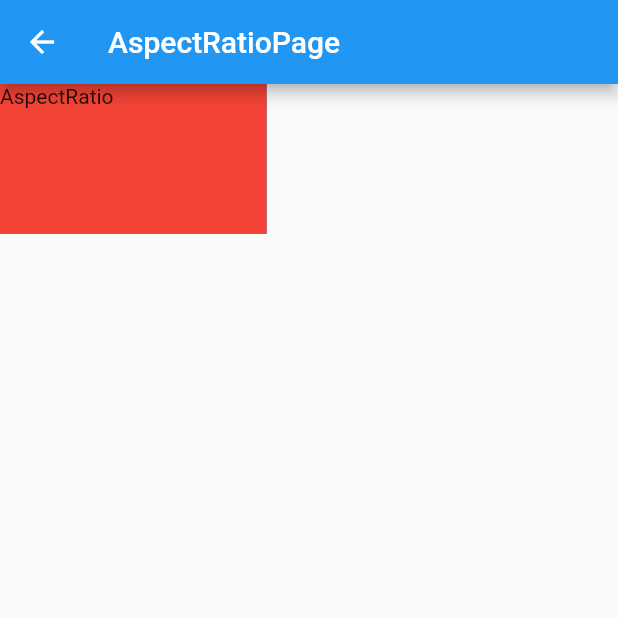
After one commit to kitesoft/flutter_widget_summary, a Flutter app: the LayoutListPage screen opened directly, after a tap on "AspectRatio", on a phone screen of 412 x 824 dp, the top half of it. The commit adds this screen. Run offline on Flutter 3.47's test engine with Material 2 defaults, Android fonts, the phone set to English and light mode, and no system bars; our stand-ins replace flutter_screenutil.

Commit message:
增加AspectRatio控件的文档

```diff
--- a/lib/pages/LayoutListPage.dart
+++ b/lib/pages/LayoutListPage.dart
@@ -2,6 +2,7 @@ import 'package:flutter/material.dart';
 
 import 'LRPageRouteBuilder.dart' as LRPageRouteBuilder;
 import 'layouts/AlignPage.dart';
+import 'layouts/AspectRatioPage.dart';
 import 'layouts/CenterPage.dart';
 import 'layouts/ContainerPage.dart';
 import 'layouts/FittedBoxPage.dart';
@@ -70,6 +71,16 @@ class LayoutListPage extends StatelessWidget {
                         return new FittedBoxPage();
                       }));
             },
+          ),
+          ListTile(
+            title: Text("AspectRatio"),
+            onTap: () {
+              Navigator.of(context).push(
+                  LRPageRouteBuilder.createPageRouteBuilder(
+                      pageBuilder: (context, anim1, anim2) {
+                        return new AspectRatioPage();
+                      }));
+            },
           )
         ],
       ),
--- /dev/null
+++ b/lib/pages/layouts/AspectRatioPage.dart
@@ -0,0 +1,25 @@
+import 'package:flutter/material.dart';
+
+class AspectRatioPage extends StatelessWidget {
+  @override
+  Widget build(BuildContext context) {
+    return new Scaffold(
+        appBar: AppBar(
+          title: Text("AspectRatioPage"),
+          leading: IconButton(
+              icon: Icon(Icons.arrow_back),
+              onPressed: () => Navigator.of(context).pop()),
+        ),
+        body: Container(
+          color: Colors.blue,
+          height: 100.0,
+          child: AspectRatio(
+            aspectRatio: 16.0 / 9.0,
+            child: Container(
+              child: Text("AspectRatio"),
+              color: Colors.red,
+            ),
+          ),
+        ));
+  }
+}
--- /dev/null
+++ b/lib/pages/layouts/docs/AspectRatioDoc.dart
@@ -0,0 +1,8 @@
+class AspectRatioDoc{
+  ///一个widget，试图将子widget的大小指定为某个特定的长宽比
+  ///constructor params:
+  ///{
+  /// child ：类型widget，子Widget
+  /// aspectRatio ： 类型double，宽高比
+  ///}
+}
```
